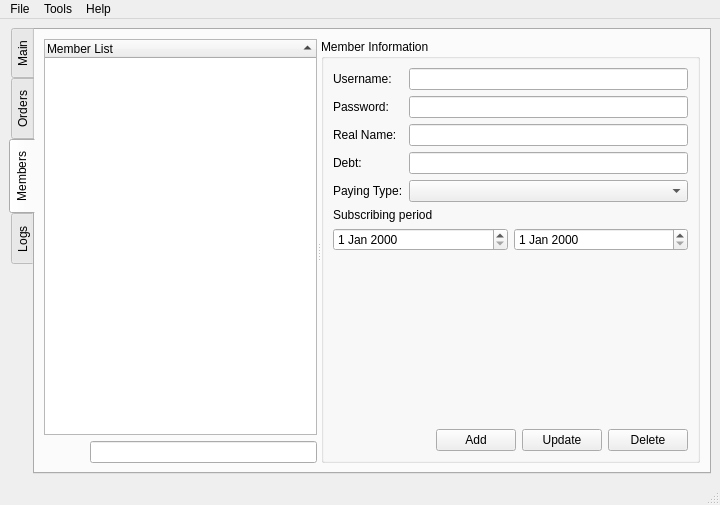
Old version of the form pykafe/server/mainwindow.ui in the repository jnmbk/pykafe.
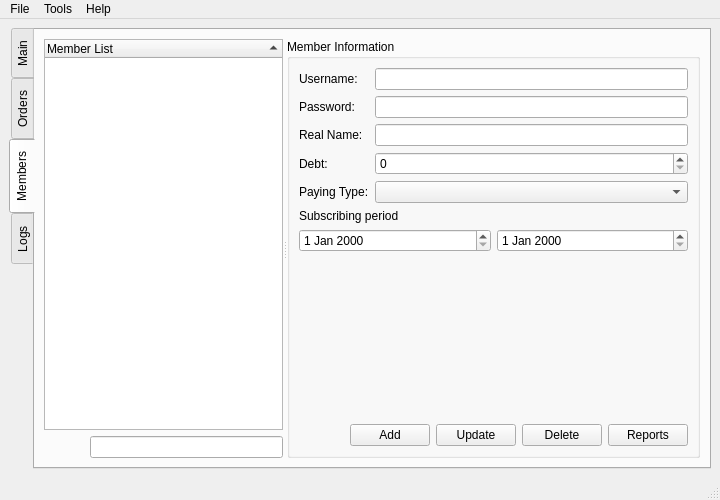
New version of the form. The open tabs and pages were chosen to show the change. Icons and pictures are not drawn.

Commit message: added some new signals/slots

```diff
--- a/pykafe/server/mainwindow.ui
+++ b/pykafe/server/mainwindow.ui
@@ -5,8 +5,8 @@
    <rect>
     <x>0</x>
     <y>0</y>
-    <width>668</width>
-    <height>505</height>
+    <width>650</width>
+    <height>500</height>
    </rect>
   </property>
   <property name="windowTitle" >
@@ -669,6 +669,16 @@
                 </property>
                </widget>
               </item>
+              <item>
+               <widget class="QPushButton" name="members_reportsButton" >
+                <property name="text" >
+                 <string>Reports</string>
+                </property>
+                <property name="icon" >
+                 <iconset>../../data/icons/find.png</iconset>
+                </property>
+               </widget>
+              </item>
              </layout>
             </item>
             <item row="0" column="0" >
@@ -700,10 +710,7 @@
                </widget>
               </item>
               <item row="4" column="1" >
-               <widget class="QComboBox" name="user_payingType" />
-              </item>
-              <item row="3" column="1" >
-               <widget class="QLineEdit" name="user_debt" />
+               <widget class="QComboBox" name="members_payingType" />
               </item>
               <item row="2" column="1" >
                <widget class="QLineEdit" name="user_realName" />
@@ -746,7 +753,10 @@
                </widget>
               </item>
               <item row="0" column="1" >
-               <widget class="QLineEdit" name="user_username" />
+               <widget class="QLineEdit" name="members_username" />
+              </item>
+              <item row="3" column="1" >
+               <widget class="QSpinBox" name="members_debt" />
               </item>
              </layout>
             </item>
```
Left out of the diff: 254 changed lines with no effect on the pictures. The commit also changes 1 other file.
